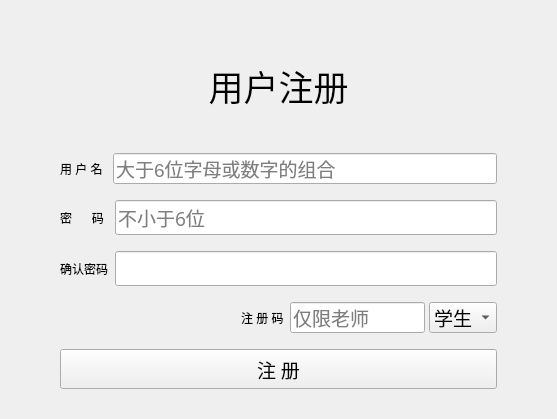
The window that signup.ui (RodinYTY/PSMS) describes before a commit, drawn with Qt 5.
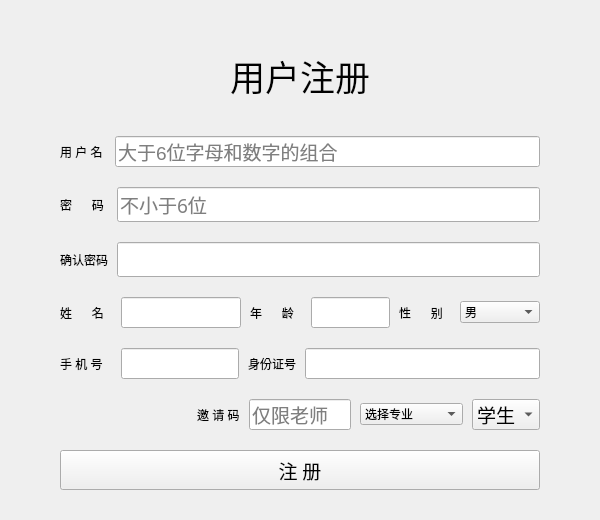
The same window after the commit.

Commit message: 🚩注册界面

```diff
--- a/signup.ui
+++ b/signup.ui
@@ -6,14 +6,14 @@
    <rect>
     <x>0</x>
     <y>0</y>
-    <width>557</width>
-    <height>419</height>
+    <width>600</width>
+    <height>520</height>
    </rect>
   </property>
   <property name="windowTitle">
    <string>Form</string>
   </property>
-  <layout class="QVBoxLayout" name="verticalLayout_2">
+  <layout class="QVBoxLayout" name="verticalLayout_2" stretch="0">
    <property name="spacing">
     <number>0</number>
    </property>
@@ -30,9 +30,9 @@
     <number>0</number>
    </property>
    <item>
-    <layout class="QVBoxLayout" name="verticalLayout" stretch="6,4,4,4,3,4">
+    <layout class="QVBoxLayout" name="verticalLayout" stretch="4,4,4,4,4,4,3,4">
      <property name="spacing">
-      <number>16</number>
+      <number>20</number>
      </property>
      <property name="leftMargin">
       <number>60</number>
@@ -65,7 +65,7 @@
      <item>
       <layout class="QHBoxLayout" name="horizontalLayout_3" stretch="0,8">
        <property name="spacing">
-        <number>7</number>
+        <number>9</number>
        </property>
        <property name="sizeConstraint">
         <enum>QLayout::SetDefaultConstraint</enum>
@@ -94,7 +94,7 @@
           <string/>
          </property>
          <property name="placeholderText">
-          <string>大于6位字母或数字的组合</string>
+          <string>大于6位字母和数字的组合</string>
          </property>
         </widget>
        </item>
@@ -103,7 +103,7 @@
      <item>
       <layout class="QHBoxLayout" name="horizontalLayout_4" stretch="0,10">
        <property name="spacing">
-        <number>7</number>
+        <number>9</number>
        </property>
        <item>
         <widget class="QLabel" name="lbl3">
@@ -142,7 +142,7 @@
      <item>
       <layout class="QHBoxLayout" name="horizontalLayout_5" stretch="0,10">
        <property name="spacing">
-        <number>7</number>
+        <number>9</number>
        </property>
        <item>
         <widget class="QLabel" name="lbl4">
@@ -179,9 +179,195 @@
       </layout>
      </item>
      <item>
-      <layout class="QHBoxLayout" name="horizontalLayout" stretch="4,1,3,1">
+      <layout class="QHBoxLayout" name="horizontalLayout_6" stretch="1,3,1,2,1,2">
        <property name="spacing">
-        <number>4</number>
+        <number>9</number>
+       </property>
+       <item>
+        <widget class="QLabel" name="lbl4_2">
+         <property name="minimumSize">
+          <size>
+           <width>52</width>
+           <height>0</height>
+          </size>
+         </property>
+         <property name="text">
+          <string>姓      名 </string>
+         </property>
+        </widget>
+       </item>
+       <item>
+        <widget class="QLineEdit" name="pwd1_2">
+         <property name="minimumSize">
+          <size>
+           <width>0</width>
+           <height>31</height>
+          </size>
+         </property>
+         <property name="font">
+          <font>
+           <family>Hiragino Sans GB</family>
+           <pointsize>14</pointsize>
+          </font>
+         </property>
+         <property name="text">
+          <string/>
+         </property>
+         <property name="echoMode">
+          <enum>QLineEdit::Normal</enum>
+         </property>
+         <property name="placeholderText">
+          <string/>
+         </property>
+        </widget>
+       </item>
+       <item>
+        <widget class="QLabel" name="lbl4_4">
+         <property name="minimumSize">
+          <size>
+           <width>52</width>
+           <height>0</height>
+          </size>
+         </property>
+         <property name="text">
+          <string>年      龄 </string>
+         </property>
+        </widget>
+       </item>
+       <item>
+        <widget class="QLineEdit" name="pwd1_5">
+         <property name="minimumSize">
+          <size>
+           <width>0</width>
+           <height>31</height>
+          </size>
+         </property>
+         <property name="font">
+          <font>
+           <family>Hiragino Sans GB</family>
+           <pointsize>14</pointsize>
+          </font>
+         </property>
+         <property name="text">
+          <string/>
+         </property>
+         <property name="echoMode">
+          <enum>QLineEdit::Normal</enum>
+         </property>
+         <property name="placeholderText">
+          <string/>
+         </property>
+        </widget>
+       </item>
+       <item>
+        <widget class="QLabel" name="lbl4_5">
+         <property name="minimumSize">
+          <size>
+           <width>52</width>
+           <height>0</height>
+          </size>
+         </property>
+         <property name="text">
+          <string>性      别 </string>
+         </property>
+        </widget>
+       </item>
+       <item>
+        <widget class="QComboBox" name="comboBox">
+         <item>
+          <property name="text">
+           <string>男</string>
+          </property>
+         </item>
+         <item>
+          <property name="text">
+           <string>女</string>
+          </property>
+         </item>
+        </widget>
+       </item>
+      </layout>
+     </item>
+     <item>
+      <layout class="QHBoxLayout" name="horizontalLayout_8" stretch="1,3,1,6">
+       <property name="spacing">
+        <number>9</number>
+       </property>
+       <property name="sizeConstraint">
+        <enum>QLayout::SetDefaultConstraint</enum>
+       </property>
+       <item>
+        <widget class="QLabel" name="lbl4_3">
+         <property name="minimumSize">
+          <size>
+           <width>52</width>
+           <height>0</height>
+          </size>
+         </property>
+         <property name="text">
+          <string>手 机 号 </string>
+         </property>
+        </widget>
+       </item>
+       <item>
+        <widget class="QLineEdit" name="pwd1_3">
+         <property name="minimumSize">
+          <size>
+           <width>0</width>
+           <height>31</height>
+          </size>
+         </property>
+         <property name="font">
+          <font>
+           <family>Hiragino Sans GB</family>
+           <pointsize>14</pointsize>
+          </font>
+         </property>
+         <property name="text">
+          <string/>
+         </property>
+         <property name="echoMode">
+          <enum>QLineEdit::Normal</enum>
+         </property>
+         <property name="placeholderText">
+          <string/>
+         </property>
+        </widget>
+       </item>
+       <item>
+        <widget class="QLabel" name="lbl2_2">
+         <property name="text">
+          <string>身份证号</string>
+         </property>
+        </widget>
+       </item>
+       <item>
+        <widget class="QLineEdit" name="usrname_2">
+         <property name="minimumSize">
+          <size>
+           <width>0</width>
+           <height>31</height>
+          </size>
+         </property>
+         <property name="font">
+          <font>
+           <pointsize>14</pointsize>
+          </font>
+         </property>
+         <property name="text">
+          <string/>
+         </property>
+         <property name="placeholderText">
+          <string/>
+         </property>
+        </widget>
+       </item>
+      </layout>
+     </item>
+     <item>
+      <layout class="QHBoxLayout" name="horizontalLayout" stretch="4,1,3,3,1">
+       <property name="spacing">
+        <number>9</number>
        </property>
        <item>
         <spacer name="horizontalSpacer">
@@ -199,7 +385,7 @@
        <item>
         <widget class="QLabel" name="lbl5">
          <property name="text">
-          <string>注 册 码</string>
+          <string>邀 请 码</string>
          </property>
         </widget>
        </item>
@@ -231,6 +417,50 @@
          </property>
         </widget>
        </item>
+       <item>
+        <widget class="QComboBox" name="major">
+         <item>
+          <property name="text">
+           <string>选择专业</string>
+          </property>
+         </item>
+         <item>
+          <property name="text">
+           <string>钢琴</string>
+          </property>
+         </item>
+         <item>
+          <property name="text">
+           <string>小提琴</string>
+          </property>
+         </item>
+         <item>
+          <property name="text">
+           <string>吉他</string>
+          </property>
+         </item>
+         <item>
+          <property name="text">
+           <string>架子鼓</string>
+          </property>
+         </item>
+         <item>
+          <property name="text">
+           <string>贝斯</string>
+          </property>
+         </item>
+         <item>
+          <property name="text">
+           <string>古筝</string>
+          </property>
+         </item>
+         <item>
+          <property name="text">
+           <string>尤克里里</string>
+          </property>
+         </item>
+        </widget>
+       </item>
        <item>
         <widget class="QComboBox" name="role">
          <property name="font">
```
The commit also changes 3 other files.
